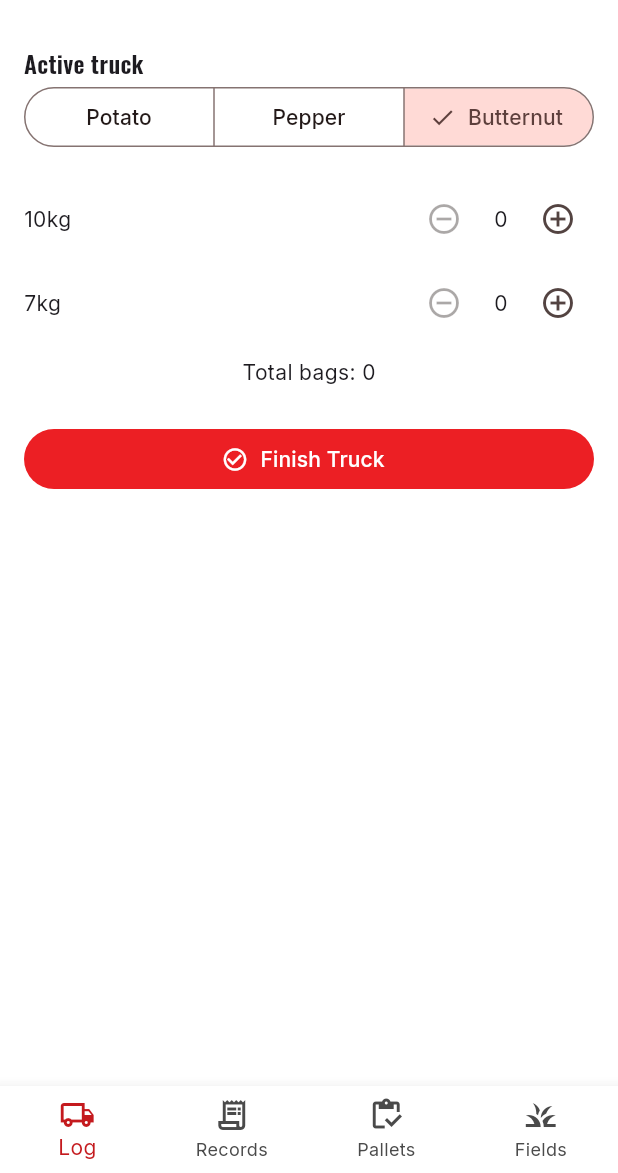
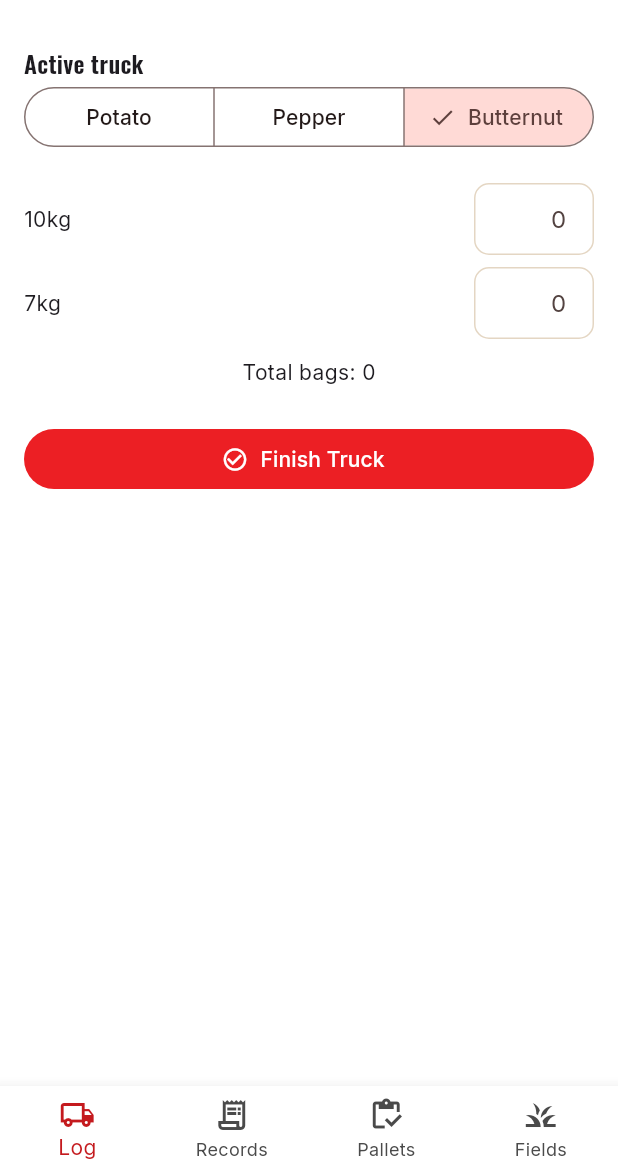
Before and after one commit to DFourie87/Nanini, a Flutter app: the DeliveryHomeScreen screen opened directly, after a tap on "Pepper", after a tap on "Butternut", on a phone screen of 412 x 824 dp, the part 63-1236 px from its top. Run offline on Flutter 3.47's test engine with Material 3 defaults, Android fonts, the phone set to English and light mode, and no system bars; our stand-ins replace csv, fl_chart, flutter_map, google_fonts, latlong2, pdf and 4 more; accounts and stored records are empty; network calls fail.

Commit message:
Pepper and butternut counts: typed input instead of a +/- counter
Pepper section now groups under bold black "5kg"/"4kg" headers, each
with Red/Yellow/Green sub-rows colored to match (red/yellow/green),
using a typed number field instead of the +/- counter. Butternut's
10kg/7kg rows get the same typed-field treatment. Potato pallet sizes
keep the +/- counter, unchanged.

Co-Authored-By: Claude Sonnet 5 <noreply@anthropic.com>
Claude-Session: https://claude.ai/code/session_0154FLxM7bQ7qjn16GE6RHFv

```diff
--- a/nanini_app/lib/features/delivery/delivery_log_screen.dart
+++ b/nanini_app/lib/features/delivery/delivery_log_screen.dart
@@ -13,6 +13,8 @@ class DeliveryLogScreen extends StatefulWidget {
 }
 
 class _DeliveryLogScreenState extends State<DeliveryLogScreen> {
+  static const _pepperYellow = Color(0xFFF9A825);
+
   ActiveTruck truck = ActiveTruck(produceType: ProduceType.potato);
 
   void setProduce(ProduceType t) {
@@ -140,10 +142,27 @@ class _DeliveryLogScreenState extends State<DeliveryLogScreen> {
 
   Widget _pepperSection() {
     return Column(
+      crossAxisAlignment: CrossAxisAlignment.start,
       children: [
-        for (final key in truck.peppers.keys) _counterRow(key, truck.peppers[key]!, (v) => setState(() => truck.peppers[key] = v)),
+        _pepperGroup('5kg'),
+        const SizedBox(height: 12),
+        _pepperGroup('4kg'),
         const SizedBox(height: 8),
         Text('Total boxes: ${truck.totalPepperBoxes}'),
+      ],
+    );
+  }
+
+  Widget _pepperGroup(String weight) {
+    return Column(
+      crossAxisAlignment: CrossAxisAlignment.start,
+      children: [
+        Text(weight, style: const TextStyle(color: Colors.black, fontWeight: FontWeight.bold)),
+        _typedCountField('Red', truck.peppers['${weight}Red']!, (v) => setState(() => truck.peppers['${weight}Red'] = v), labelColor: NaniniColors.red),
+        _typedCountField(
+            'Yellow', truck.peppers['${weight}Yellow']!, (v) => setState(() => truck.peppers['${weight}Yellow'] = v), labelColor: _pepperYellow),
+        _typedCountField(
+            'Green', truck.peppers['${weight}Green']!, (v) => setState(() => truck.peppers['${weight}Green'] = v), labelColor: NaniniColors.green),
       ],
     );
   }
@@ -151,7 +170,8 @@ class _DeliveryLogScreenState extends State<DeliveryLogScreen> {
   Widget _butternutSection() {
     return Column(
       children: [
-        for (final key in truck.butternuts.keys) _counterRow(key, truck.butternuts[key]!, (v) => setState(() => truck.butternuts[key] = v)),
+        for (final key in truck.butternuts.keys)
+          _typedCountField(key, truck.butternuts[key]!, (v) => setState(() => truck.butternuts[key] = v)),
         const SizedBox(height: 8),
         Text('Total bags: ${truck.totalButternutBags}'),
       ],
@@ -167,6 +187,27 @@ class _DeliveryLogScreenState extends State<DeliveryLogScreen> {
           IconButton(onPressed: value > 0 ? () => onChanged(value - 1) : null, icon: const Icon(Icons.remove_circle_outline)),
           SizedBox(width: 28, child: Text('$value', textAlign: TextAlign.center)),
           IconButton(onPressed: () => onChanged(value + 1), icon: const Icon(Icons.add_circle_outline)),
+        ],
+      ),
+    );
+  }
+
+  Widget _typedCountField(String label, int value, ValueChanged<int> onChanged, {Color? labelColor}) {
+    return Padding(
+      padding: const EdgeInsets.symmetric(vertical: 4),
+      child: Row(
+        children: [
+          Expanded(child: Text(label, style: labelColor != null ? TextStyle(color: labelColor) : null)),
+          SizedBox(
+            width: 80,
+            child: TextFormField(
+              initialValue: value == 0 ? '' : value.toString(),
+              keyboardType: TextInputType.number,
+              textAlign: TextAlign.right,
+              decoration: const InputDecoration(isDense: true, hintText: '0'),
+              onChanged: (v) => onChanged(int.tryParse(v) ?? 0),
+            ),
+          ),
         ],
       ),
     );
```
